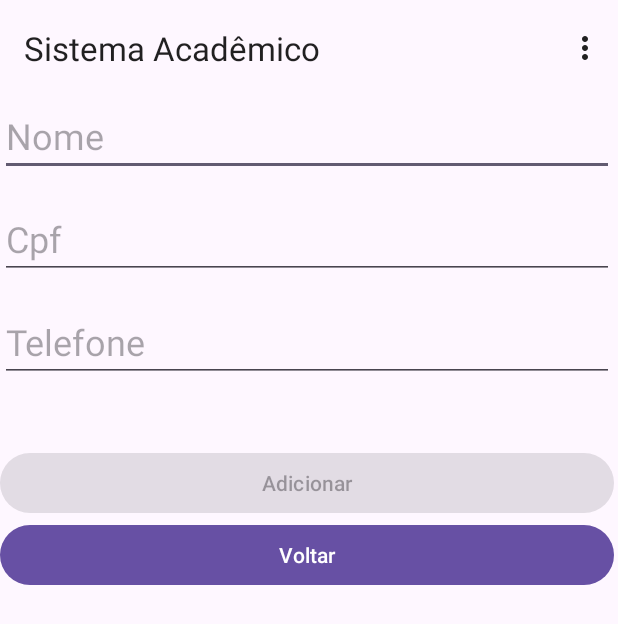
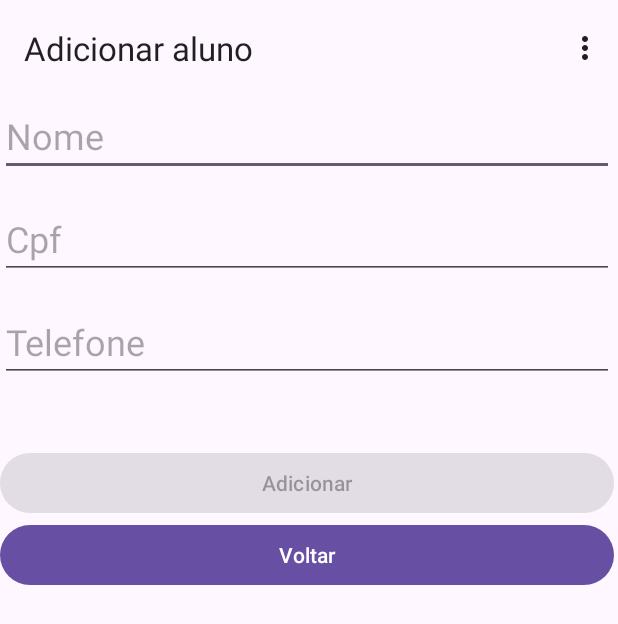
Before and after one commit to kevinfjq/sistema-alunos-android, an Android app: the screen it shows after launch (Adicionar), in the options menu, after a tap on "Adicionar aluno", on a phone screen of 412 x 824 dp. Shown: the top 624 px of the screen. Run offline under Robolectric (Android 15) with nearby library versions, the phone set to English and light mode, and no system bars.

Commit message:
Function remove, set bottom sheet options

```diff
--- /dev/null
+++ b/app/src/main/res/anim/slide_in_bottom.xml
@@ -0,0 +1,8 @@
+<?xml version="1.0" encoding="utf-8"?>
+<set xmlns:android="http://schemas.android.com/apk/res/android">
+
+    <translate
+        android:duration="@android:integer/config_shortAnimTime"
+        android:fromYDelta="100%p"
+        android:toYDelta="0"/>
+</set>
--- /dev/null
+++ b/app/src/main/res/anim/slide_out_bottom.xml
@@ -0,0 +1,9 @@
+<?xml version="1.0" encoding="utf-8"?>
+<set xmlns:android="http://schemas.android.com/apk/res/android">
+
+    <translate
+        android:duration="@android:integer/config_mediumAnimTime"
+        android:fromYDelta="0"
+        android:toYDelta="100%p"/>
+
+</set>
--- /dev/null
+++ b/app/src/main/res/drawable/deleteicon.xml
@@ -0,0 +1,5 @@
+<vector android:height="24dp" android:tint="#FFFFFF"
+    android:viewportHeight="24" android:viewportWidth="24"
+    android:width="24dp" xmlns:android="http://schemas.android.com/apk/res/android">
+    <path android:fillColor="@android:color/white" android:pathData="M6,19c0,1.1 0.9,2 2,2h8c1.1,0 2,-0.9 2,-2V7H6v12zM19,4h-3.5l-1,-1h-5l-1,1H5v2h14V4z"/>
+</vector>
--- /dev/null
+++ b/app/src/main/res/drawable/editicon.xml
@@ -0,0 +1,5 @@
+<vector android:height="24dp" android:tint="#FFFFFF"
+    android:viewportHeight="24" android:viewportWidth="24"
+    android:width="24dp" xmlns:android="http://schemas.android.com/apk/res/android">
+    <path android:fillColor="@android:color/white" android:pathData="M3,17.25V21h3.75L17.81,9.94l-3.75,-3.75L3,17.25zM20.71,7.04c0.39,-0.39 0.39,-1.02 0,-1.41l-2.34,-2.34c-0.39,-0.39 -1.02,-0.39 -1.41,0l-1.83,1.83 3.75,3.75 1.83,-1.83z"/>
+</vector>
--- /dev/null
+++ b/app/src/main/res/drawable/visualizeicon.xml
@@ -0,0 +1,5 @@
+<vector android:height="24dp" android:tint="#FFFFFF"
+    android:viewportHeight="24" android:viewportWidth="24"
+    android:width="24dp" xmlns:android="http://schemas.android.com/apk/res/android">
+    <path android:fillColor="@android:color/white" android:pathData="M12,4.5C7,4.5 2.73,7.61 1,12c1.73,4.39 6,7.5 11,7.5s9.27,-3.11 11,-7.5c-1.73,-4.39 -6,-7.5 -11,-7.5zM12,17c-2.76,0 -5,-2.24 -5,-5s2.24,-5 5,-5 5,2.24 5,5 -2.24,5 -5,5zM12,9c-1.66,0 -3,1.34 -3,3s1.34,3 3,3 3,-1.34 3,-3 -1.34,-3 -3,-3z"/>
+</vector>
--- a/app/src/main/res/layout/activity_adicionar.xml
+++ b/app/src/main/res/layout/activity_adicionar.xml
@@ -13,7 +13,7 @@
         android:theme="@style/ThemeOverlay.AppCompat.DayNight.ActionBar"
         app:layout_constraintTop_toTopOf="parent"
         app:popupTheme="@style/ThemeOverlay.AppCompat.Dark"
-        app:title="Sistema Acadêmico"
+        app:title="Adicionar aluno"
         tools:layout_editor_absoluteX="5dp" />
 
     <LinearLayout
--- a/app/src/main/res/layout/activity_main.xml
+++ b/app/src/main/res/layout/activity_main.xml
@@ -13,7 +13,7 @@
         android:theme="@style/ThemeOverlay.AppCompat.DayNight.ActionBar"
         app:layout_constraintTop_toTopOf="parent"
         app:popupTheme="@style/ThemeOverlay.AppCompat.Dark"
-        app:title="Sistema Acadêmico"
+        app:title="Alunos"
         tools:layout_editor_absoluteX="5dp" />
 
     <LinearLayout
--- a/app/src/main/res/values-night/themes.xml
+++ b/app/src/main/res/values-night/themes.xml
@@ -4,4 +4,9 @@
         <!-- Customize your dark theme here. -->
         <!-- <item name="colorPrimary">@color/my_dark_primary</item> -->
     </style>
+
+    <style name="DialogAnimation">
+        <item name="android:windowEnterAnimation">@anim/slide_in_bottom</item>
+        <item name="android:windowExitAnimation">@anim/slide_out_bottom</item>
+    </style>
 </resources>
--- a/app/src/main/res/values/themes.xml
+++ b/app/src/main/res/values/themes.xml
@@ -6,4 +6,8 @@
     </style>
 
     <style name="Theme.SistemaListView" parent="Base.Theme.SistemaListView" />
+    <style name="DialogAnimation">
+        <item name="android:windowEnterAnimation">@anim/slide_in_bottom</item>
+        <item name="android:windowExitAnimation">@anim/slide_out_bottom</item>
+    </style>
 </resources>
```
Also changed, not shown: app/src/main/java/com/example/sistemalistview/MainActivity.java (+97 -3 lines), app/src/main/java/com/example/sistemalistview/dao/AlunoDAO.java (+38 -0 lines), app/src/main/res/layout/bottom_sheet_layout.xml (added, +84 -0 lines).
